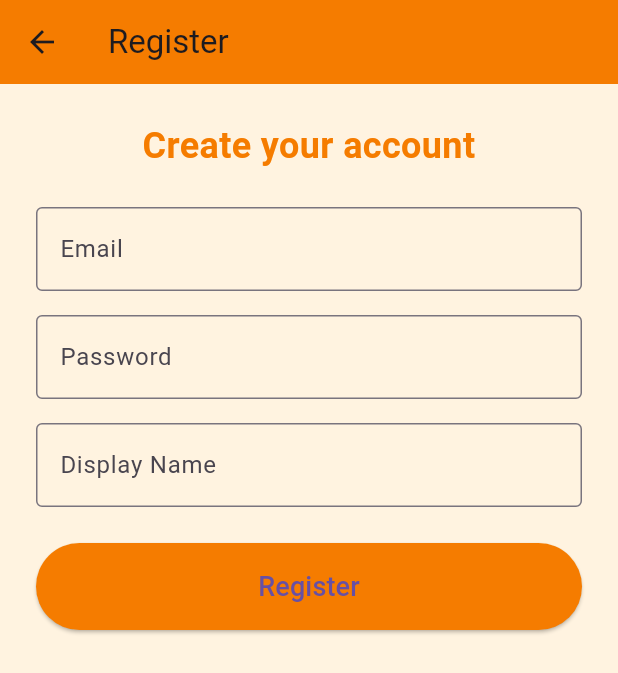
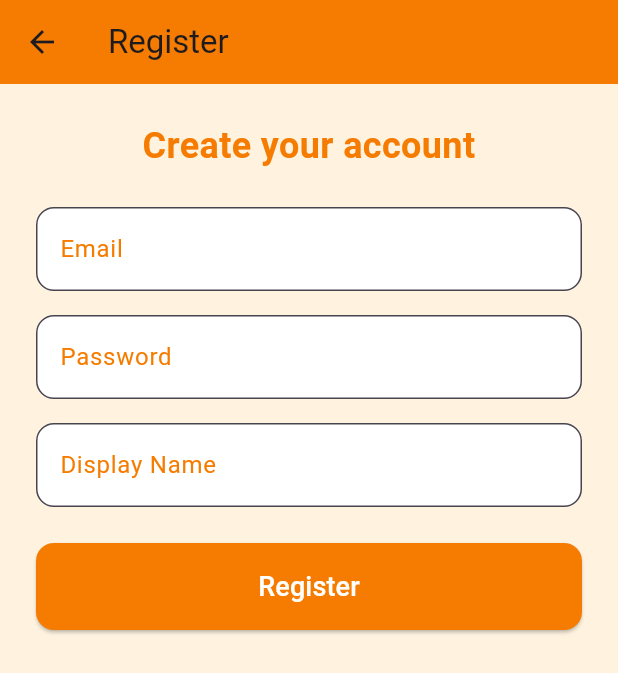
Before and after one commit to slickip/Healthy-summer-app, a Flutter app: the RegistrationScreen screen opened by its route, on a phone screen of 412 x 824 dp. Shown: the top 673 px of the screen. Run offline on Flutter 3.47's test engine with Material 3 defaults, Android fonts, the phone set to English and light mode, and no system bars; our stand-ins replace flutter_secure_storage; accounts and stored records are empty; network calls fail.

```diff
--- a/frontend/lib/screens/registration_screen.dart
+++ b/frontend/lib/screens/registration_screen.dart
@@ -1,7 +1,5 @@
 import 'package:flutter/material.dart';
-import 'package:http/http.dart' as http;
-import 'dart:convert';
-import 'package:flutter_secure_storage/flutter_secure_storage.dart';
+import '../services/api_service.dart';
 
 class RegistrationScreen extends StatefulWidget {
   const RegistrationScreen({Key? key}) : super(key: key);
@@ -14,7 +12,7 @@ class _RegistrationScreenState extends State<RegistrationScreen> {
   final _emailController = TextEditingController();
   final _passwordController = TextEditingController();
   final _displayNameController = TextEditingController();
-  final _storage = const FlutterSecureStorage();
+  final _api = ApiService();
 
   bool _loading = false;
   String? _error;
@@ -25,26 +23,18 @@ class _RegistrationScreenState extends State<RegistrationScreen> {
       _error = null;
     });
 
-    final response = await http.post(
-      Uri.parse('http://localhost:8081/api/users/register'),
-      headers: {'Content-Type': 'application/json'},
-      body: jsonEncode({
-        'email': _emailController.text,
-        'password': _passwordController.text,
-        'display_name': _displayNameController.text,
-      }),
+    final success = await _api.register(
+      _emailController.text,
+      _passwordController.text,
+      _displayNameController.text,
     );
 
-    if (response.statusCode == 200) {
-      final data = jsonDecode(response.body);
-      final token = data['token'];
-      await _storage.write(key: 'jwt_token', value: token);
-
+    if (success) {
       if (!mounted) return;
       Navigator.pushReplacementNamed(context, '/home');
     } else {
       setState(() {
-        _error = 'Registration failed';
+        _error = 'Registration failed. Please try again.';
       });
     }
 
@@ -61,7 +51,7 @@ class _RegistrationScreenState extends State<RegistrationScreen> {
         backgroundColor: Colors.orange[700],
         title: const Text('Register'),
       ),
-      body: Padding(
+      body: SingleChildScrollView(
         padding: const EdgeInsets.all(24),
         child: Column(
           crossAxisAlignment: CrossAxisAlignment.stretch,
@@ -78,26 +68,41 @@ class _RegistrationScreenState extends State<RegistrationScreen> {
             const SizedBox(height: 24),
             TextField(
               controller: _emailController,
-              decoration: const InputDecoration(
+              decoration: InputDecoration(
                 labelText: 'Email',
-                border: OutlineInputBorder(),
+                labelStyle: TextStyle(color: Colors.orange[700]),
+                filled: true,
+                fillColor: Colors.white,
+                border: OutlineInputBorder(
+                  borderRadius: BorderRadius.circular(12),
+                ),
               ),
             ),
             const SizedBox(height: 16),
             TextField(
               controller: _passwordController,
               obscureText: true,
-              decoration: const InputDecoration(
+              decoration: InputDecoration(
                 labelText: 'Password',
-                border: OutlineInputBorder(),
+                labelStyle: TextStyle(color: Colors.orange[700]),
+                filled: true,
+                fillColor: Colors.white,
+                border: OutlineInputBorder(
+                  borderRadius: BorderRadius.circular(12),
+                ),
               ),
             ),
             const SizedBox(height: 16),
             TextField(
               controller: _displayNameController,
-              decoration: const InputDecoration(
+              decoration: InputDecoration(
                 labelText: 'Display Name',
-                border: OutlineInputBorder(),
+                labelStyle: TextStyle(color: Colors.orange[700]),
+                filled: true,
+                fillColor: Colors.white,
+                border: OutlineInputBorder(
+                  borderRadius: BorderRadius.circular(12),
+                ),
               ),
             ),
             const SizedBox(height: 24),
@@ -111,11 +116,24 @@ class _RegistrationScreenState extends State<RegistrationScreen> {
               style: ElevatedButton.styleFrom(
                 backgroundColor: Colors.orange[700],
                 padding: const EdgeInsets.symmetric(vertical: 16),
+                shape: RoundedRectangleBorder(
+                  borderRadius: BorderRadius.circular(12),
+                ),
               ),
               onPressed: _loading ? null : _register,
               child: _loading
-                  ? const CircularProgressIndicator(color: Colors.white)
-                  : const Text('Register', style: TextStyle(fontSize: 18)),
+                  ? const SizedBox(
+                      width: 20,
+                      height: 20,
+                      child: CircularProgressIndicator(
+                        color: Colors.white,
+                        strokeWidth: 2,
+                      ),
+                    )
+                  : const Text(
+                      'Register',
+                      style: TextStyle(fontSize: 18, color: Colors.white),
+                    ),
             ),
           ],
         ),
```
Also changed, not shown: frontend/lib/models/User.dart (added, +10 -0 lines), frontend/lib/screens/login_screen.dart (+47 -12 lines), frontend/lib/services/api_service.dart (added, +73 -0 lines), 5 other files.
